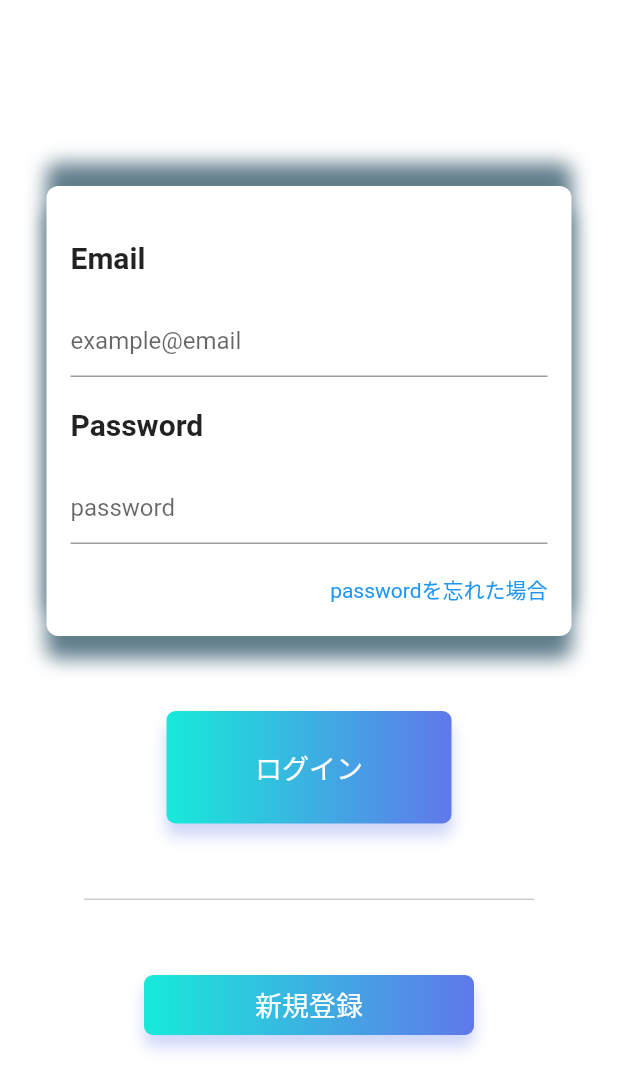
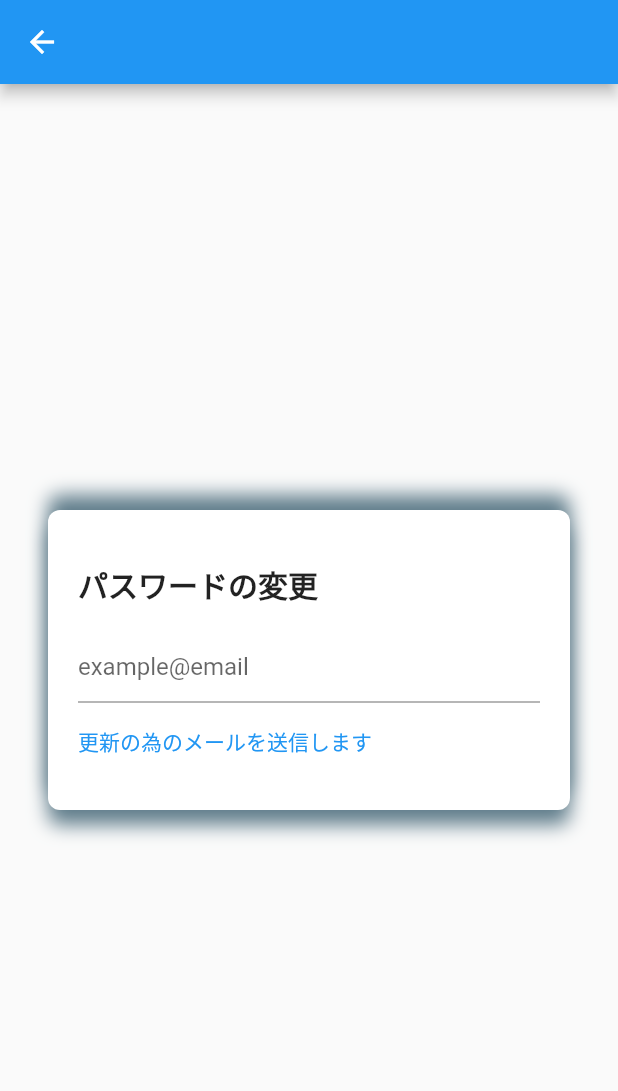
Before and after one commit to IXA-hub/apexpositionapp, a Flutter app: the SigninPage screen opened directly, after a tap on "passwordを忘れた場合", on a phone screen of 412 x 824 dp. Shown: the top 1091 px of the screen. Run offline on Flutter 3.47's test engine with Material 2 defaults, Android fonts, the light colour scheme and no system bars; our stand-ins replace cloud_firestore, curved_navigation_bar, firebase_auth, firebase_core, firebase_storage, flutter_dotenv and 3 more; accounts and stored records are empty; statements that could not run were skipped.

Commit message:
create sendEmailreset

```diff
--- a/lib/appModel.dart
+++ b/lib/appModel.dart
@@ -45,14 +45,6 @@ class AppModel extends ChangeNotifier {
     return false;
   }
 
-  int page = 0;
-
-  setPage(int index) {
-    page = index;
-    notifyListeners();
-  }
-
-  bool x = true;
   String userID = '';
   Menbar menbar;
   Future getUser() async {
@@ -61,69 +53,37 @@ class AppModel extends ChangeNotifier {
         await FirebaseFirestore.instance.collection('users').doc(userID).get();
     Menbar menbar = Menbar.doc(doc);
     this.menbar = menbar;
+    Email = menbar.Email;
     notifyListeners();
   }
 
-  String currentPassword = '';
-  String newPassword = '';
-  bool refleshpasswordBoxState = true;
+  String newNickName;
+  Future changeNickName() async {
+    if (newNickName == null) {
+      throw ('usernameを入力してください');
+    }
 
-  changeefleshpasswordBoxState(bool x) {
-    refleshpasswordBoxState = x;
-    notifyListeners();
-  }
-
-  Future updatePassword() async {
-    final firebaseUser = FirebaseAuth.instance.currentUser;
-    await firebaseUser
-        .reauthenticateWithCredential(EmailAuthProvider.credential(
-      email: firebaseUser.email,
-      password: currentPassword,
-    ));
-    await firebaseUser.updatePassword(newPassword);
-  }
-
-  bool nicknameBoxState = true;
-  String newNickName = '';
-  changeNicknameBoxState(bool x) {
-    nicknameBoxState = x;
-    notifyListeners();
-  }
-
-  Future changeNickname() async {
     await FirebaseFirestore.instance
         .collection('users')
         .doc(userID)
         .update({'nickname': newNickName});
+    newNickName = null;
     await getUser();
   }
 
-  bool deleteUserBoxState = true;
-  String deleteCheckPassword = '';
-  String deleteCheck = '';
-  deleteCheckchange(String x) {
-    deleteCheck = x;
-    notifyListeners();
-  }
+  String deleteCheckPassword;
+  Future deleteUser() async {
+    if (deleteCheckPassword == null) {
+      throw ('パスワードを入力してください');
+    }
 
-  deleteCheckchangePassword(String x) {
-    deleteCheckPassword = x;
-  }
-
-  deleteUserBoxStatechange(bool x) {
-    deleteUserBoxState = x;
-    notifyListeners();
-  }
-
-  Future deleteUser() async {
-    print(deleteCheckPassword);
     final firebaseUser = FirebaseAuth.instance.currentUser;
     await firebaseUser
         .reauthenticateWithCredential(EmailAuthProvider.credential(
       email: firebaseUser.email,
       password: deleteCheckPassword,
     ));
-    //todo LoadingPageを挟む　& リファクタ
+    isLoading = true;
     await firebaseUser.delete();
     await FirebaseFirestore.instance
         .collection('users')
@@ -133,22 +93,44 @@ class AppModel extends ChangeNotifier {
   }
 
   String title;
-  String mailbody;
+  String mailBody;
   String Email;
   Future emailSend() {
+    if (title == null || title == '') {
+      throw ('タイトルを入力してください');
+    }
+    if (mailBody == null || title == '') {
+      throw ('メール内容が空です');
+    }
+    if (Email == null || Email == '') {
+      throw ('メールアドレスを入力してください');
+    }
+
     FirebaseFirestore.instance.collection('email').add({
       'title': title,
       'email': Email,
-      'mailbody': mailbody,
+      'mailbody': mailBody,
       'createdAt': Timestamp.now(),
     });
   }
 
-  String userEmail = '';
+  String userEmail;
   Future sendPasswordResetEmail() async {
-    final Auth = FirebaseAuth.instance;
-    userEmail = Auth.currentUser.email;
-    await Auth.sendPasswordResetEmail(email: userEmail);
+    final firebaseUser = FirebaseAuth.instance;
+    userEmail = firebaseUser.currentUser.email;
+    await firebaseUser.sendPasswordResetEmail(email: userEmail);
+  }
+
+  bool deleteUserBoxState = true;
+  String deleteCheck = '';
+  deleteCheckChange(String x) {
+    deleteCheck = x;
+    notifyListeners();
+  }
+
+  deleteUserBoxStateChange(bool x) {
+    deleteUserBoxState = x;
+    notifyListeners();
   }
 
   bool deleteuserNextBotton = true;
@@ -162,4 +144,24 @@ class AppModel extends ChangeNotifier {
     deleteuserRunButton = x;
     notifyListeners();
   }
+
+  bool reFleshPasswordBoxState = true;
+
+  changeefleshpasswordBoxState(bool x) {
+    reFleshPasswordBoxState = x;
+    notifyListeners();
+  }
+
+  bool nicknameBoxState = true;
+  changeNicknameBoxState(bool x) {
+    nicknameBoxState = x;
+    notifyListeners();
+  }
+
+  int page = 0;
+
+  setPage(int index) {
+    page = index;
+    notifyListeners();
+  }
 }
--- /dev/null
+++ b/lib/presentation/Menbar/SendPasswordResetEmail/sendPasswordResetEmailModel.dart
@@ -0,0 +1,16 @@
+import 'package:firebase_auth/firebase_auth.dart';
+import 'package:flutter/cupertino.dart';
+
+class SendPasswordResetEmaModel extends ChangeNotifier {
+  String userEmail;
+  Future sendPasswordResetEmail() async {
+    try {
+      if (userEmail == null) {
+        throw ('メールを入力してください。');
+      }
+      await FirebaseAuth.instance.sendPasswordResetEmail(email: userEmail);
+    } catch (e) {
+      throw ('メールの送信に失敗しました。');
+    }
+  }
+}
--- /dev/null
+++ b/lib/presentation/Menbar/SendPasswordResetEmail/sendPasswordResetEmailPage.dart
@@ -0,0 +1,98 @@
+import 'package:apexpositionapp/presentation/Menbar/SendPasswordResetEmail/sendPasswordResetEmailModel.dart';
+import 'package:flutter/material.dart';
+import 'package:provider/provider.dart';
+
+class SendPasswordResetEmailPage extends StatelessWidget {
+  @override
+  Widget build(BuildContext context) {
+    return ChangeNotifierProvider<SendPasswordResetEmaModel>(
+      create: (_) => SendPasswordResetEmaModel(),
+      child: Scaffold(
+        appBar: AppBar(),
+        body: Consumer<SendPasswordResetEmaModel>(
+          builder: (context, model, child) {
+            return Center(
+              child: Padding(
+                padding: const EdgeInsets.all(32.0),
+                child: Container(
+                  width: 350,
+                  height: 200,
+                  decoration: BoxDecoration(
+                    color: Colors.white,
+                    borderRadius: BorderRadius.circular(8.0),
+                    boxShadow: [
+                      BoxShadow(
+                        color: Colors.blueGrey,
+                        offset: Offset(0.0, 10.0),
+                        blurRadius: 10.0,
+                      ),
+                      BoxShadow(
+                        color: Colors.blueGrey,
+                        offset: Offset(0.0, -10.0),
+                        blurRadius: 10.0,
+                      ),
+                    ],
+                  ),
+                  child: Padding(
+                    padding: EdgeInsets.all(20),
+                    child: Column(
+                      mainAxisAlignment: MainAxisAlignment.spaceEvenly,
+                      crossAxisAlignment: CrossAxisAlignment.start,
+                      children: <Widget>[
+                        Text("パスワードの変更",
+                            style: TextStyle(
+                                fontSize: 20, fontWeight: FontWeight.bold)),
+                        TextField(
+                          decoration:
+                              InputDecoration(hintText: 'example@email'),
+                          onChanged: (text) {
+                            model.userEmail = text;
+                          },
+                        ),
+                        GestureDetector(
+                          onTap: () async {
+                            try {
+                              await model.sendPasswordResetEmail();
+                            } catch (e) {
+                              _showDialog(context, e.toString());
+                            }
+                          },
+                          child: Text(
+                            '更新の為のメールを送信します',
+                            style: TextStyle(color: Colors.blue),
+                          ),
+                        ),
+                      ],
+                    ),
+                  ),
+                ),
+              ),
+            );
+          },
+        ),
+      ),
+    );
+  }
+
+  Future _showDialog(
+    BuildContext context,
+    String title,
+  ) {
+    showDialog(
+      context: context,
+      builder: (BuildContext context) {
+        return AlertDialog(
+          title: Text(title),
+          actions: <Widget>[
+            FlatButton(
+              child: Text(title),
+              onPressed: () {
+                Navigator.of(context).pop();
+              },
+            ),
+          ],
+        );
+      },
+    );
+  }
+}
--- a/lib/presentation/Menbar/Signin/SigninModel.dart
+++ b/lib/presentation/Menbar/Signin/SigninModel.dart
@@ -6,10 +6,10 @@ class SignInModel extends ChangeNotifier {
   String password;
 
   Future emailSignIn() async {
-    if (email.isEmpty) {
+    if (email == null) {
       throw ('メールアドレスを入力してください');
     }
-    if (password.isEmpty) {
+    if (password == null) {
       throw ('パスワードを入力してください');
     }
 
@@ -20,17 +20,6 @@ class SignInModel extends ChangeNotifier {
       );
     } catch (e) {
       throw _returnErrorContexts(e);
-    }
-  }
-
-  String userEmail = '';
-  Future sendPasswordResetEmail() async {
-    try {
-      final Auth = FirebaseAuth.instance;
-      userEmail = Auth.currentUser.email;
-      await Auth.sendPasswordResetEmail(email: userEmail);
-    } catch (e) {
-      throw 'アカウントが登録されていません';
     }
   }
 
--- a/lib/presentation/Menbar/Signin/SigninPage.dart
+++ b/lib/presentation/Menbar/Signin/SigninPage.dart
@@ -1,3 +1,4 @@
+import 'package:apexpositionapp/presentation/Menbar/SendPasswordResetEmail/sendPasswordResetEmailPage.dart';
 import 'package:apexpositionapp/presentation/Menbar/Signup/SignupPage.dart';
 import 'package:flutter/cupertino.dart';
 import 'package:flutter/material.dart';
@@ -86,8 +87,12 @@ class SigninPage extends StatelessWidget {
                 mainAxisAlignment: MainAxisAlignment.end,
                 children: [
                   GestureDetector(
-                    onTap: () {
-                      model.sendPasswordResetEmail();
+                    onTap: () async {
+                      Navigator.push(
+                          context,
+                          MaterialPageRoute(
+                              builder: (context) =>
+                                  SendPasswordResetEmailPage()));
                     },
                     child: Text(
                       'passwordを忘れた場合',
--- a/lib/presentation/Menbar/Signup/SignupModel.dart
+++ b/lib/presentation/Menbar/Signup/SignupModel.dart
@@ -12,7 +12,7 @@ class SignUpModel extends ChangeNotifier {
     String patternNumber = r"(\d+)";
     RegExp checkPasswordIsNumber = new RegExp(patternNumber);
     String patternString = r"([a-z])";
-    RegExp checkPasswordisString = new RegExp(patternString);
+    RegExp checkPasswordIsString = new RegExp(patternString);
 
     if (email.isEmpty) {
       throw ('Emailを入力してください');
@@ -30,7 +30,7 @@ class SignUpModel extends ChangeNotifier {
       throw ('パスワードは8文字以上で設定してください');
     } else if (checkPasswordIsNumber.hasMatch(password) == false) {
       throw ('パスワードに最低一つ数値を入力してください');
-    } else if (checkPasswordisString.hasMatch(password) == false) {
+    } else if (checkPasswordIsString.hasMatch(password) == false) {
       throw ('パスワードは最低一つ文字を入力してください');
     }
 
--- a/lib/presentation/SubServise/Deveroper/DeveloperPage.dart
+++ b/lib/presentation/SubServise/Deveroper/DeveloperPage.dart
@@ -21,7 +21,7 @@ class DeveloperPage extends StatelessWidget {
               ),
               Container(
                 width: 350,
-                height: 700,
+                height: 650,
                 decoration: BoxDecoration(
                   color: Colors.white,
                   borderRadius: BorderRadius.circular(8.0),
@@ -126,7 +126,7 @@ class DeveloperPage extends StatelessWidget {
                             fontSize: 18,
                           )),
                       SizedBox(
-                        height: 60,
+                        height: 20,
                       ),
                       Row(
                         mainAxisAlignment: MainAxisAlignment.end,
```
Also changed, not shown: lib/presentation/Menbar/Account/AcccountPage.dart (+42 -16 lines), lib/presentation/Menbar/EmailSender/EmailSenderPage.dart (+29 -3 lines).
